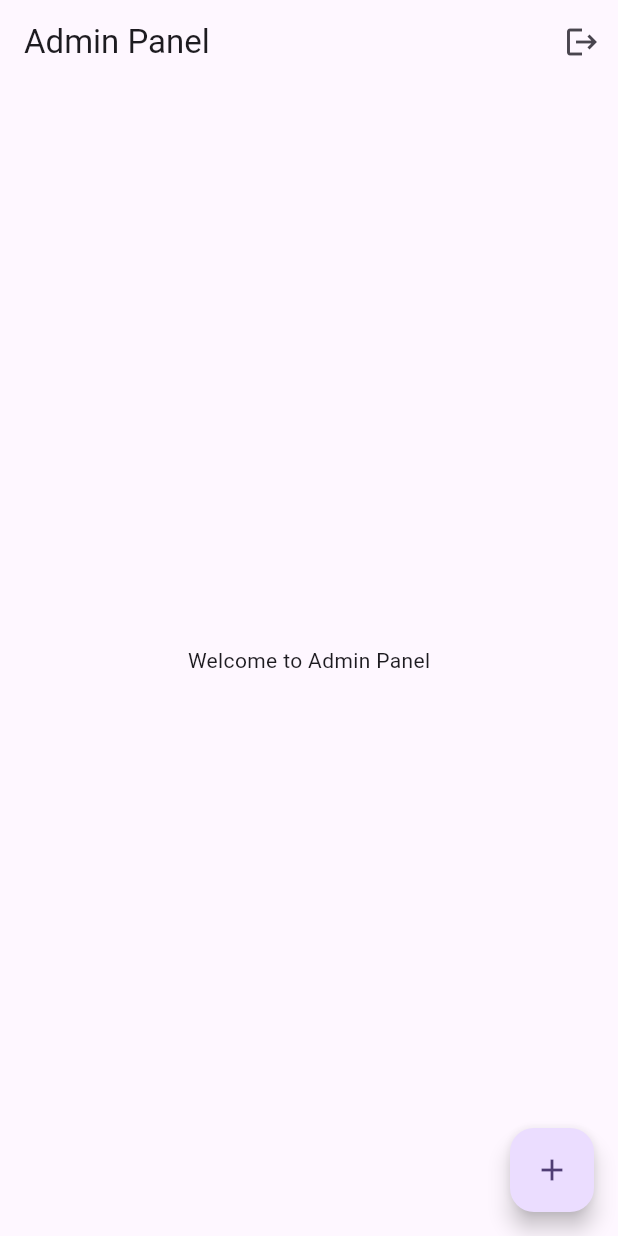
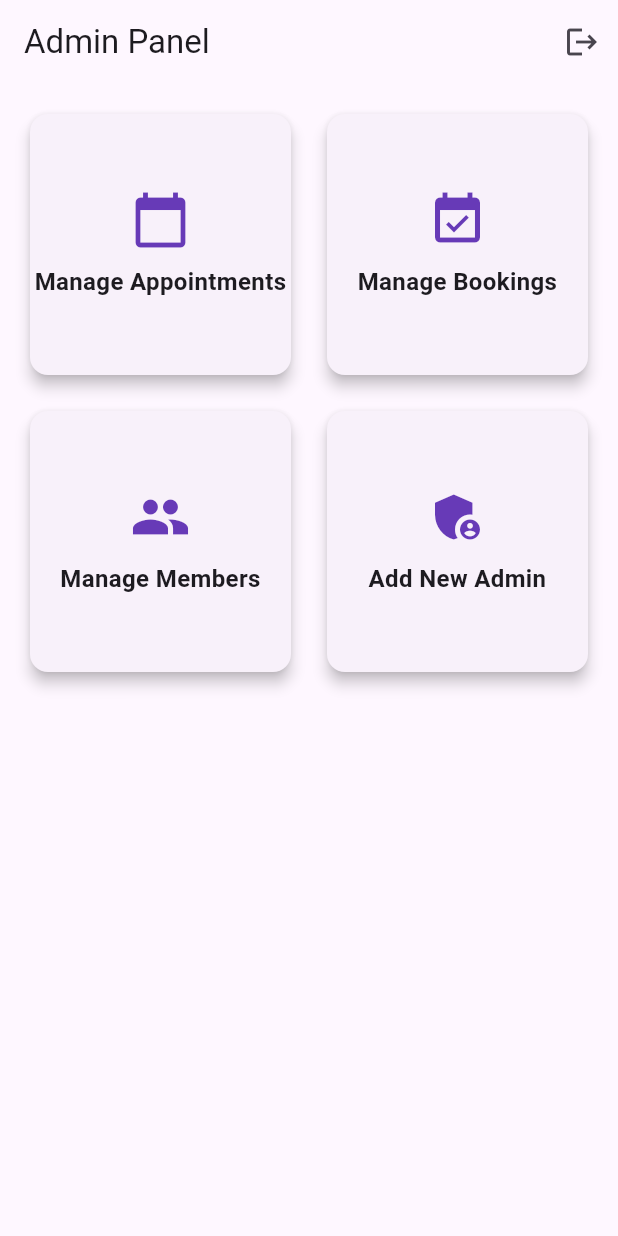
Before and after one commit to hangEX7749/branch_smart, a Flutter app: the AdminHome screen opened directly, on a phone screen of 412 x 824 dp. Run offline on Flutter 3.47's test engine with Material 3 defaults, Android fonts, the phone set to English and light mode, and no system bars; our stand-ins replace cloud_firestore, connectivity_plus, firebase_auth, firebase_core, firebase_storage, image_picker and 2 more; missing offline and left inert: firebase_app_check, mobile_scanner; accounts and stored records are empty.

Commit message:
manage appt2

```diff
--- a/lib/admin_screen/home/view/home.dart
+++ b/lib/admin_screen/home/view/home.dart
@@ -1,8 +1,13 @@
+import 'package:branch_comm/admin_screen/admin/view/add_admin.dart';
+import 'package:branch_comm/admin_screen/appointment/view/appointment_list.dart';
 import 'package:branch_comm/screen/sign_in/view/signin.dart';
 import 'package:branch_comm/services/admin_shared_pref.dart';
 import 'package:flutter/material.dart';
 import 'package:firebase_auth/firebase_auth.dart';
-import 'package:branch_comm/admin_screen/admin/view/add_admin.dart';
+
+// TODO: Import your Booking and Member Management pages here
+// import 'package:branch_comm/admin_screen/booking/view/manage_bookings.dart';
+// import 'package:branch_comm/admin_screen/member/view/manage_members.dart';
 
 class AdminHome extends StatelessWidget {
   const AdminHome({super.key});
@@ -22,6 +27,39 @@ class AdminHome extends StatelessWidget {
 
   @override
   Widget build(BuildContext context) {
+    final List<_AdminMenuItem> adminItems = [
+      _AdminMenuItem(
+        title: "Manage Appointments",
+        icon: Icons.calendar_today,
+        onTap: () {
+          Navigator.push(context, MaterialPageRoute(builder: (_) => AppointmentList()));
+        },
+      ),
+      _AdminMenuItem(
+        title: "Manage Bookings",
+        icon: Icons.event_available,
+        onTap: () {
+          // Replace with your booking page
+          // Navigator.push(context, MaterialPageRoute(builder: (_) => ManageBookings()));
+        },
+      ),
+      _AdminMenuItem(
+        title: "Manage Members",
+        icon: Icons.people,
+        onTap: () {
+          // Replace with your member management page
+          // Navigator.push(context, MaterialPageRoute(builder: (_) => ManageMembers()));
+        },
+      ),
+      _AdminMenuItem(
+        title: "Add New Admin",
+        icon: Icons.admin_panel_settings,
+        onTap: () {
+          Navigator.push(context, MaterialPageRoute(builder: (_) => const AddAdmin()));
+        },
+      ),
+    ];
+
     return Scaffold(
       appBar: AppBar(
         title: const Text("Admin Panel"),
@@ -48,25 +86,58 @@ class AdminHome extends StatelessWidget {
                 ),
               );
 
-              if (confirm == true) {
-                if (!context.mounted) return;
-                _logout(context); // Direct logout with no extra dialog
+              if (confirm == true && context.mounted) {
+                _logout(context);
               }
-            }
+            },
           ),
         ],
       ),
-      body: const Center(child: Text("Welcome to Admin Panel")),
-      floatingActionButton: FloatingActionButton(
-        onPressed: () {
-          Navigator.push(
-            context,
-            MaterialPageRoute(builder: (_) => const AddAdmin()),
-          );
-        },
-        tooltip: 'Add New Admin',
-        child: const Icon(Icons.add),
+      body: Padding(
+        padding: const EdgeInsets.all(16),
+        child: GridView.builder(
+          itemCount: adminItems.length,
+          gridDelegate: const SliverGridDelegateWithFixedCrossAxisCount(
+            crossAxisCount: 2, // 2 columns
+            crossAxisSpacing: 16,
+            mainAxisSpacing: 16,
+          ),
+          itemBuilder: (context, index) {
+            final item = adminItems[index];
+            return GestureDetector(
+              onTap: item.onTap,
+              child: Card(
+                elevation: 4,
+                shape: RoundedRectangleBorder(borderRadius: BorderRadius.circular(12)),
+                child: Column(
+                  mainAxisAlignment: MainAxisAlignment.center,
+                  children: [
+                    Icon(item.icon, size: 40, color: Colors.deepPurple),
+                    const SizedBox(height: 10),
+                    Text(
+                      item.title,
+                      textAlign: TextAlign.center,
+                      style: const TextStyle(fontSize: 16, fontWeight: FontWeight.w600),
+                    ),
+                  ],
+                ),
+              ),
+            );
+          },
+        ),
       ),
     );
   }
 }
+
+class _AdminMenuItem {
+  final String title;
+  final IconData icon;
+  final VoidCallback onTap;
+
+  _AdminMenuItem({
+    required this.title,
+    required this.icon,
+    required this.onTap,
+  });
+}
--- a/lib/admin_screen/sign_in/view/signin.dart
+++ b/lib/admin_screen/sign_in/view/signin.dart
@@ -37,8 +37,6 @@ class _AdminSignInState extends State<AdminSignIn> {
         adminEmail: data?['email'] ?? '',
         adminStatus: data?['status'] ?? '',
       );
-
-      print(saved);
 
       if (!mounted) return;
       if (!saved) {
--- a/lib/services/database/appointment_service.dart
+++ b/lib/services/database/appointment_service.dart
@@ -48,4 +48,17 @@ class AppointmentService {
   Future<void> deleteAppointment(String appointmentId) async {
     await _appointments.doc(appointmentId).delete();
   }
+
+
+  //Admin
+  Stream<QuerySnapshot> getAllAppointments() {
+    return _appointments.orderBy('invite_datetime', descending: true).snapshots();
+  }
+
+  Future<void> updateAppointmentStatus(String appointmentId, int status) async {
+    await _appointments.doc(appointmentId).update({
+      'status': status,
+      'updated_at': FieldValue.serverTimestamp(),
+    });
+  }
 }
```
Also changed, not shown: lib/admin_screen/appointment/view/appointment_list.dart (added, +185 -0 lines), lib/model/appointment_model.dart (+38 -2 lines).
